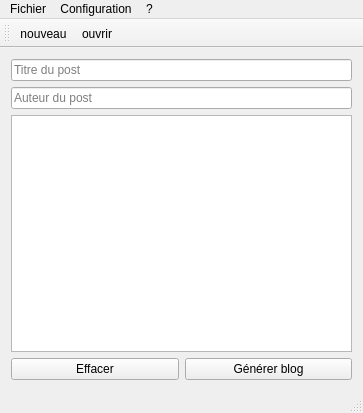
This is interface/mainwindow.ui in corentin38/pmb as Qt 5 draws it before an edit. The edited form follows.
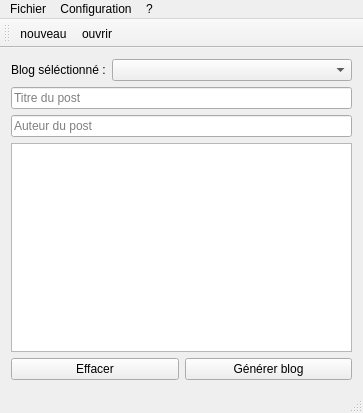
This is the edited form.

Commit message: adding clumsy combo box. Should think to do an MVC, sometimes ...

Diff of the .ui file:
```diff
--- a/interface/mainwindow.ui
+++ b/interface/mainwindow.ui
@@ -21,6 +21,27 @@
   </property>
   <widget class="QWidget" name="centralWidget">
    <layout class="QVBoxLayout" name="verticalLayout">
+    <item>
+     <layout class="QFormLayout" name="formLayout">
+      <item row="0" column="0">
+       <widget class="QLabel" name="selectedBlogLabel">
+        <property name="text">
+         <string>Blog séléctionné :</string>
+        </property>
+       </widget>
+      </item>
+      <item row="0" column="1">
+       <widget class="QComboBox" name="blogCB">
+        <property name="sizePolicy">
+         <sizepolicy hsizetype="Expanding" vsizetype="Fixed">
+          <horstretch>0</horstretch>
+          <verstretch>0</verstretch>
+         </sizepolicy>
+        </property>
+       </widget>
+      </item>
+     </layout>
+    </item>
     <item>
      <widget class="QLineEdit" name="titleEdit">
       <property name="placeholderText">
```
The commit also changes 1 other file.
